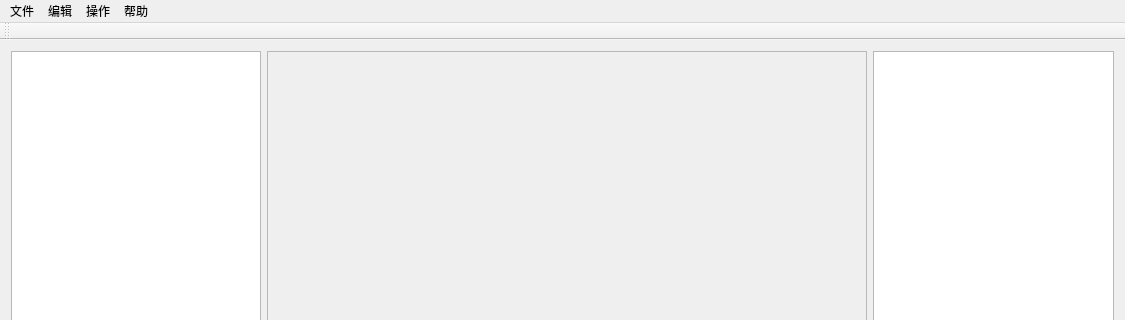
Jack-Myth/PhysicsLab, file PhysicsLabQt/mainwindow.ui: the form before one commit; both pictures show x 0 to 1125 and y 0 to 320 of the 1125 by 757 pixel window.
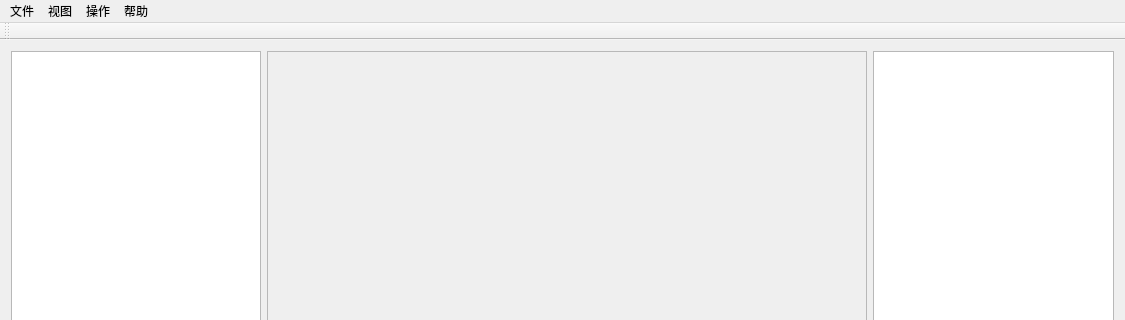
The form after the commit.

Patch:
```diff
--- a/PhysicsLabQt/mainwindow.ui
+++ b/PhysicsLabQt/mainwindow.ui
@@ -108,7 +108,7 @@
    </widget>
    <widget class="QMenu" name="menu_2">
     <property name="title">
-     <string>编辑</string>
+     <string>视图</string>
     </property>
    </widget>
    <widget class="QMenu" name="menu_3">
```
Left out of the diff: 6 changed lines with no effect on the pictures.
